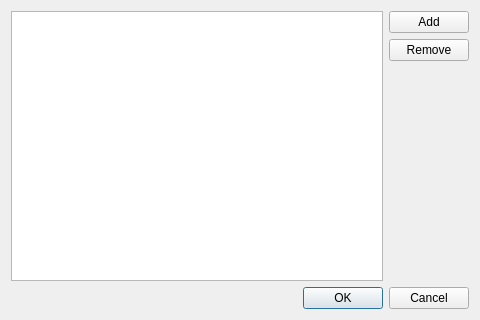
Above: app/directory_ui/directorysettings.ui from olegantonyan/mpz before the change. Below: the same form after it.
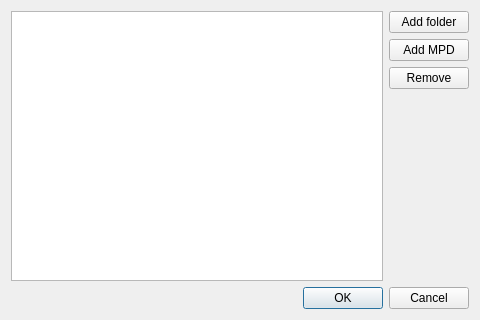
That is the form after the change.

Diff of the .ui file:
```diff
--- a/app/directory_ui/directorysettings.ui
+++ b/app/directory_ui/directorysettings.ui
@@ -24,7 +24,14 @@
        <item>
         <widget class="QPushButton" name="pushButtonAdd">
          <property name="text">
-          <string>Add</string>
+          <string>Add folder</string>
+         </property>
+        </widget>
+       </item>
+       <item>
+        <widget class="QPushButton" name="pushButtonAddMpd">
+         <property name="text">
+          <string>Add MPD</string>
          </property>
         </widget>
        </item>
```
Left out of the diff: 8 changed lines with no effect on the pictures.
